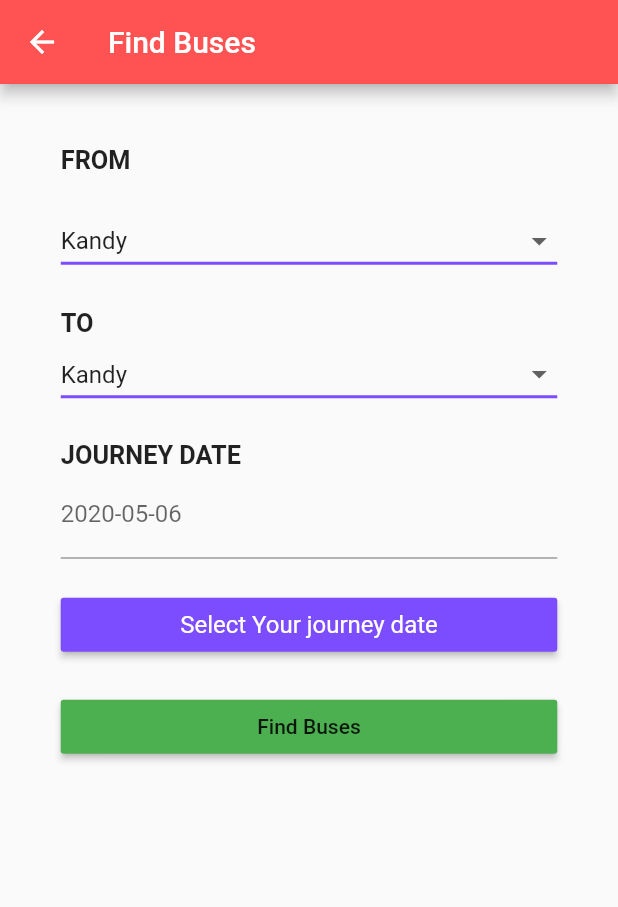
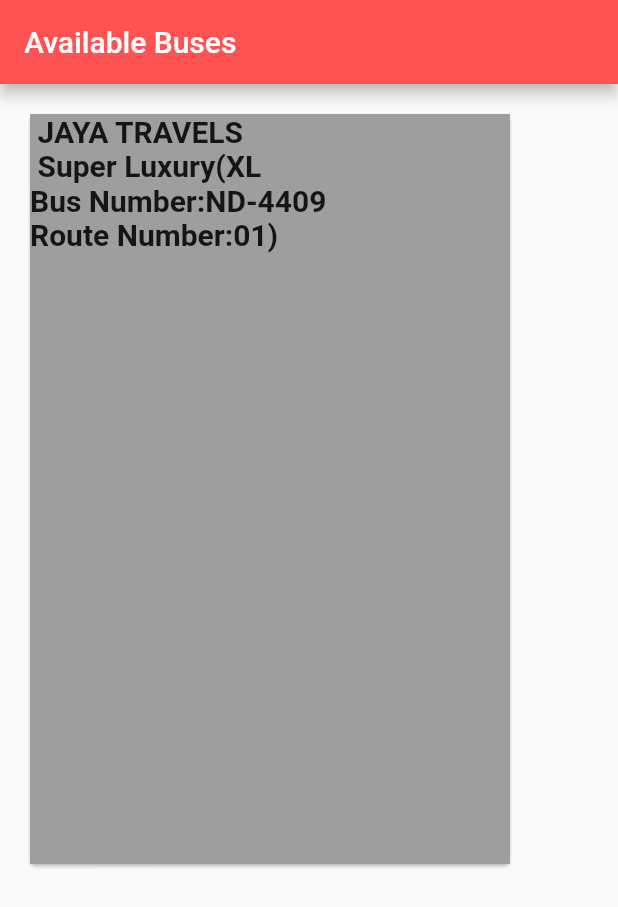
Before and after one commit to NipuniKodithuwakku/online-seat-booking-app, a Flutter app: the FindBuses screen opened directly, after a tap on "Find Buses", on a phone screen of 412 x 824 dp. Shown: the top 907 px of the screen. Run offline on Flutter 3.47's test engine with Material 2 defaults, Android fonts, the phone set to English and light mode, and no system bars.

Commit message:
add card to availableList.dart

```diff
--- a/lib/main.dart
+++ b/lib/main.dart
@@ -1,10 +1,10 @@
 import 'package:flutter/material.dart';
-import './ui/login.dart';
+import './src/app.dart';
 
 void main() {
   runApp(MaterialApp(
     title: "firebase authentication",
     debugShowCheckedModeBanner: false,
-    home: new Login(),
+    home: new App(),
   ));
 }
--- /dev/null
+++ b/lib/src/ui/availableList.dart
@@ -0,0 +1,40 @@
+import 'package:flutter/material.dart';
+
+class AvailableList extends StatelessWidget {
+  Widget build(context) {
+    return MaterialApp(
+      home: Scaffold(
+        appBar: AppBar(
+          title: Text(
+            'Available Buses',
+            style: TextStyle(
+              color: Colors.white,
+            ),
+          ),
+          backgroundColor: Colors.redAccent,
+        ),
+        body: Card(
+          margin: EdgeInsets.all(20.0),
+          child: InkWell(
+            splashColor: Colors.blue.withAlpha(30),
+            onTap: () {
+              print('card tapped.');
+            },
+            child: Container(
+              width: 320,
+              height: 500,
+              color: Colors.grey,
+              child: Text(
+                ' JAYA TRAVELS\n Super Luxury(XL\nBus Number:ND-4409\nRoute Number:01)',
+                style: TextStyle(
+                  fontSize: 20.0,
+                  fontWeight: FontWeight.bold,
+                ),
+              ),
+            ),
+          ),
+        ),
+      ),
+    );
+  }
+}
--- a/lib/ui/findBuses.dart
+++ b/lib/src/ui/findBuses.dart
@@ -1,3 +1,4 @@
+import 'package:firebase_authentication/src/ui/availableList.dart';
 import 'package:flutter/material.dart';
 import 'dart:async';
 
@@ -142,7 +143,12 @@ class FindBusesState extends State<FindBuses> {
               padding: EdgeInsets.all(10.0),
             ),
             RaisedButton(
-              onPressed: () => debugPrint('clicked'),
+              onPressed: () {
+                Navigator.push(
+                  context,
+                  MaterialPageRoute(builder: (context) => AvailableList()),
+                );
+              },
               color: Colors.green,
               child: Text('Find Buses'),
             ),
--- a/lib/ui/launchingPage.dart
+++ b/lib/src/ui/launchingPage.dart
@@ -1,4 +1,4 @@
-import 'package:firebase_authentication/ui/findBuses.dart';
+import './findBuses.dart';
 import 'package:flutter/material.dart';
 
 class LaunchingPage extends StatelessWidget {
--- a/lib/ui/login.dart
+++ b/lib/src/ui/login.dart
@@ -1,4 +1,4 @@
-import 'package:firebase_authentication/ui/launchingPage.dart';
+import './launchingPage.dart';
 import './signup.dart';
 import 'package:flutter/material.dart';
 
--- a/lib/ui/availableList.dart
+++ /dev/null
@@ -1 +0,0 @@
-import 'package:flutter/material.dart';
```
Also changed, not shown: lib/src/app.dart (+13 -0 lines), lib/src/ui/serviceProvider.dart (renamed from lib/ui/serviceProvider.dart, +7 -0 lines), lib/src/ui/requestWithdraw.dart (renamed from lib/ui/requestWithdraw.dart), lib/src/ui/seatDetails.dart (renamed from lib/ui/seatDetails.dart), lib/src/ui/signup.dart (renamed from lib/ui/signup.dart).
